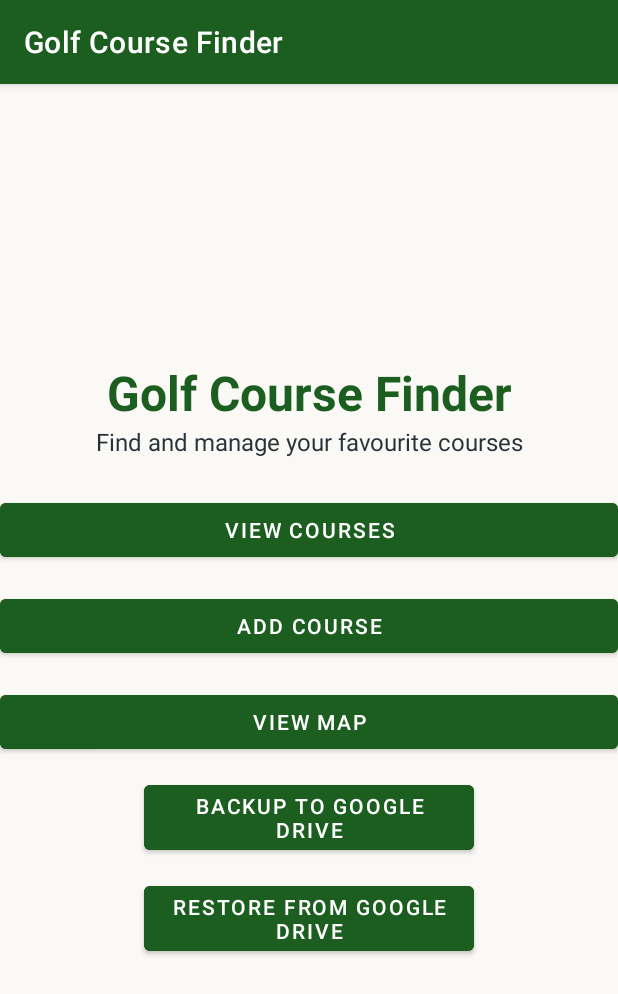
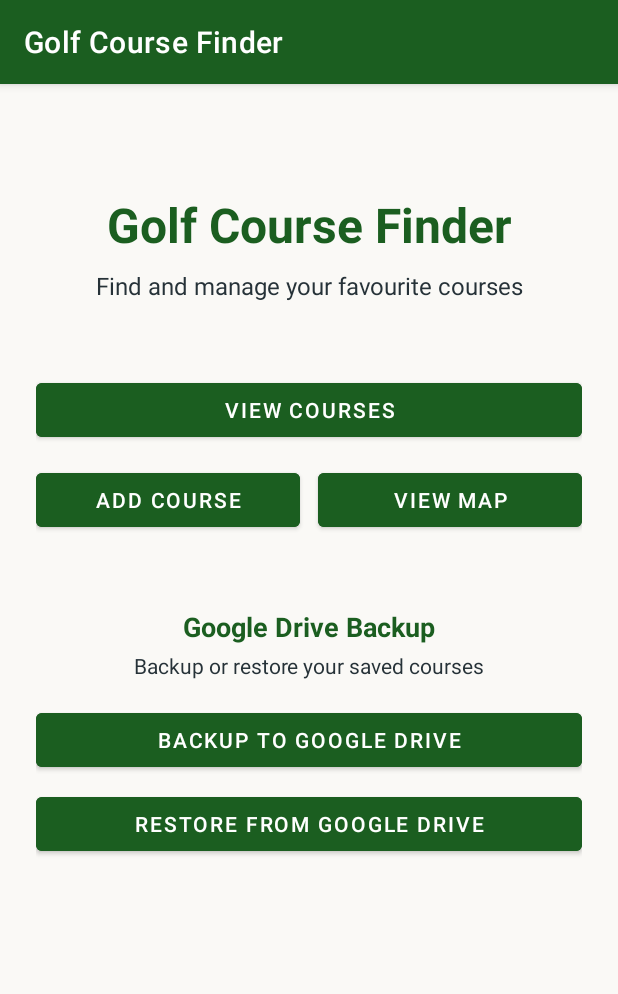
Before and after one commit to SeanC345/mobile-app-assignment, an Android app: the screen it shows after launch (MainActivity), on a phone screen of 412 x 824 dp. Shown: the top 994 px of the screen. Run offline under Robolectric (Android 15) with nearby library versions, the phone set to English and light mode, and no system bars.

Commit message:
improve home screen layout

```diff
--- a/app/src/main/res/layout/activity_main.xml
+++ b/app/src/main/res/layout/activity_main.xml
@@ -1,76 +1,129 @@
 <?xml version="1.0" encoding="utf-8"?>
-<LinearLayout xmlns:android="http://schemas.android.com/apk/res/android"
+<androidx.constraintlayout.widget.ConstraintLayout
+    xmlns:android="http://schemas.android.com/apk/res/android"
+    xmlns:app="http://schemas.android.com/apk/res-auto"
     android:id="@+id/main"
     android:layout_width="match_parent"
     android:layout_height="match_parent"
     android:background="@color/golf_cream"
-    android:gravity="center"
-    android:orientation="vertical">
+    android:padding="24dp">
 
     <TextView
         android:id="@+id/mainTitle"
-        android:layout_width="match_parent"
+        android:layout_width="0dp"
         android:layout_height="wrap_content"
         android:gravity="center"
         android:text="Golf Course Finder"
         android:textAlignment="center"
         android:textColor="@color/golf_green"
         android:textSize="32sp"
-        android:textStyle="bold" />
+        android:textStyle="bold"
+        app:layout_constraintEnd_toEndOf="parent"
+        app:layout_constraintStart_toStartOf="parent"
+        app:layout_constraintTop_toTopOf="parent"
+        android:layout_marginTop="48dp" />
 
     <TextView
         android:id="@+id/subtitleText"
-        android:layout_width="match_parent"
+        android:layout_width="0dp"
         android:layout_height="wrap_content"
+        android:layout_marginTop="8dp"
+        android:gravity="center"
         android:text="Find and manage your favourite courses"
         android:textAlignment="center"
         android:textColor="@color/dark_text"
-        android:textSize="16sp" />
+        android:textSize="16sp"
+        app:layout_constraintEnd_toEndOf="parent"
+        app:layout_constraintStart_toStartOf="parent"
+        app:layout_constraintTop_toBottomOf="@id/mainTitle" />
 
     <Button
         android:id="@+id/viewCoursesButton"
-        android:layout_width="match_parent"
+        android:layout_width="0dp"
         android:layout_height="wrap_content"
-        android:layout_marginTop="24dp"
+        android:layout_marginTop="48dp"
         android:backgroundTint="@color/golf_green"
         android:text="View Courses"
-        android:textColor="@color/white" />
+        android:textColor="@color/white"
+        app:layout_constraintEnd_toEndOf="parent"
+        app:layout_constraintStart_toStartOf="parent"
+        app:layout_constraintTop_toBottomOf="@id/subtitleText" />
 
     <Button
         android:id="@+id/addCoursebutton"
-        android:layout_width="match_parent"
+        android:layout_width="0dp"
+        android:layout_height="wrap_content"
+        android:layout_marginTop="12dp"
+        android:layout_marginEnd="6dp"
+        android:backgroundTint="@color/golf_green"
+        android:text="Add Course"
+        android:textColor="@color/white"
+        android:textSize="14sp"
+        app:layout_constraintEnd_toStartOf="@id/viewMapButton"
+        app:layout_constraintStart_toStartOf="parent"
+        app:layout_constraintTop_toBottomOf="@id/viewCoursesButton" />
+
+    <Button
+        android:id="@+id/viewMapButton"
+        android:layout_width="0dp"
+        android:layout_height="wrap_content"
+        android:layout_marginStart="6dp"
+        android:backgroundTint="@color/golf_green"
+        android:text="View Map"
+        android:textColor="@color/white"
+        android:textSize="14sp"
+        app:layout_constraintBottom_toBottomOf="@id/addCoursebutton"
+        app:layout_constraintEnd_toEndOf="parent"
+        app:layout_constraintStart_toEndOf="@id/addCoursebutton"
+        app:layout_constraintTop_toTopOf="@id/addCoursebutton" />
+
+    <TextView
+        android:id="@+id/cloudTitle"
+        android:layout_width="wrap_content"
+        android:layout_height="wrap_content"
+        android:layout_marginTop="48dp"
+        android:text="Google Drive Backup"
+        android:textColor="@color/golf_green"
+        android:textSize="18sp"
+        android:textStyle="bold"
+        app:layout_constraintEnd_toEndOf="parent"
+        app:layout_constraintStart_toStartOf="parent"
+        app:layout_constraintTop_toBottomOf="@id/addCoursebutton" />
+
+    <TextView
+        android:id="@+id/cloudSubtitle"
+        android:layout_width="wrap_content"
+        android:layout_height="wrap_content"
+        android:layout_marginTop="4dp"
+        android:text="Backup or restore your saved courses"
+        android:textColor="@color/dark_text"
+        android:textSize="14sp"
+        app:layout_constraintEnd_toEndOf="parent"
+        app:layout_constraintStart_toStartOf="parent"
+        app:layout_constraintTop_toBottomOf="@id/cloudTitle" />
+
+    <Button
+        android:id="@+id/backupButton"
+        android:layout_width="0dp"
         android:layout_height="wrap_content"
         android:layout_marginTop="16dp"
         android:backgroundTint="@color/golf_green"
-        android:text="Add Course"
+        android:text="Backup to Google Drive"
         android:textColor="@color/white"
-        android:textSize="14sp" />
-
-    <Button
-        android:id="@+id/viewMapButton"
-        android:layout_width="match_parent"
-        android:layout_height="wrap_content"
-        android:layout_marginTop="16dp"
-        android:backgroundTint="@color/golf_green"
-        android:text="View Map"
-        android:textColor="@color/white"
-        android:textSize="14sp" />
-
-    <Button
-        android:id="@+id/backupButton"
-        android:layout_width="220dp"
-        android:layout_height="wrap_content"
-        android:layout_marginTop="12dp"
-        android:text="Backup to Google Drive"
-        android:backgroundTint="@color/golf_green"
-        android:textColor="@android:color/white" />
+        app:layout_constraintEnd_toEndOf="parent"
+        app:layout_constraintStart_toStartOf="parent"
+        app:layout_constraintTop_toBottomOf="@id/cloudSubtitle" />
 
     <Button
         android:id="@+id/restoreButton"
-        android:layout_width="220dp"
+        android:layout_width="0dp"
         android:layout_height="wrap_content"
-        android:layout_marginTop="12dp"
+        android:layout_marginTop="8dp"
+        android:backgroundTint="@color/golf_green"
         android:text="Restore from Google Drive"
-        android:backgroundTint="@color/golf_green"
-        android:textColor="@android:color/white" />
-</LinearLayout>
+        android:textColor="@color/white"
+        app:layout_constraintEnd_toEndOf="parent"
+        app:layout_constraintStart_toStartOf="parent"
+        app:layout_constraintTop_toBottomOf="@id/backupButton" />
+
+</androidx.constraintlayout.widget.ConstraintLayout>
```
